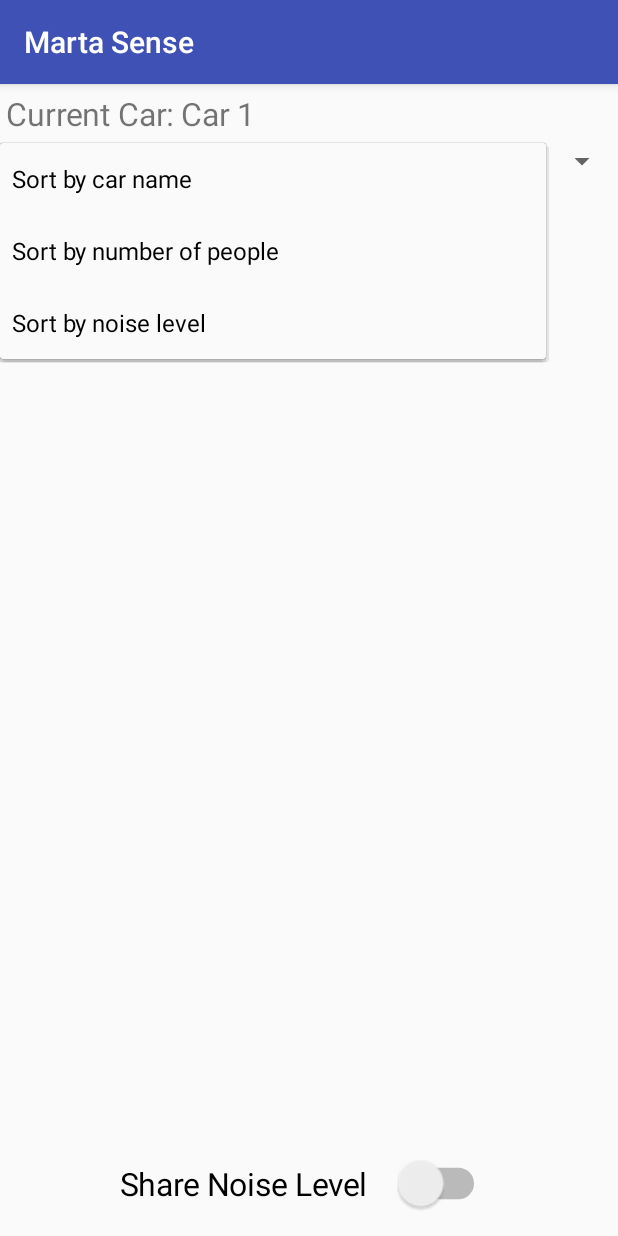
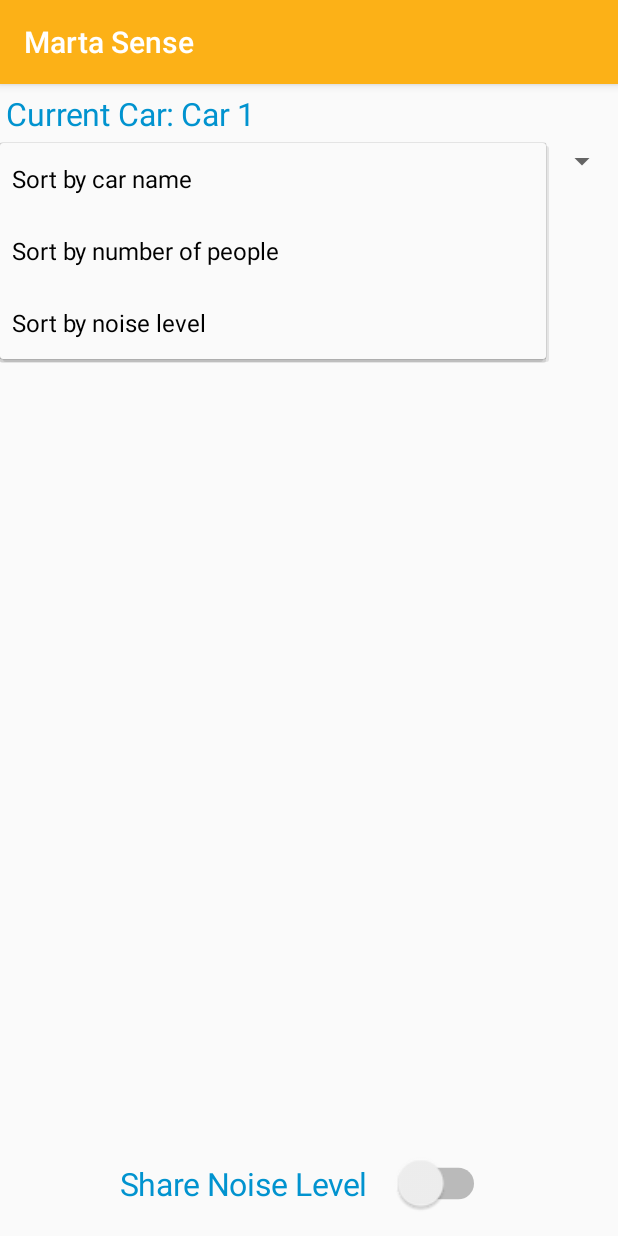
Before and after one commit to jcelliott17/marta-sense, an Android app: the screen it shows after launch (HomeActivity), after a tap on "Sort by car name", on a phone screen of 412 x 824 dp. Run offline under Robolectric (Android 15) with nearby library versions, the phone set to English and light mode, and no system bars; our stand-ins replace Firebase (no records; nobody signed in at launch, a user with empty details on screens opened directly).

Commit message:
Colors in home activity

```diff
--- a/android/MartaSense/app/src/main/java/com/example/debandjackie/martasense/HomeActivity.java
+++ b/android/MartaSense/app/src/main/java/com/example/debandjackie/martasense/HomeActivity.java
@@ -159,6 +159,7 @@ public class HomeActivity extends AppCompatActivity {
         sortTextMap.put(sortTextArray[0], SortCriteria.NAME);
         sortTextMap.put(sortTextArray[1], SortCriteria.NUM_PEOPLE);
         sortTextMap.put(sortTextArray[2], SortCriteria.NOISE_LEVEL);
+
         ArrayAdapter<CharSequence> spinnerAdapter = ArrayAdapter.createFromResource(this, R.array.sort_by_array, android.R.layout.simple_spinner_item);
         spinnerAdapter.setDropDownViewResource(android.R.layout.simple_spinner_dropdown_item);
         sortBySpinner.setAdapter(spinnerAdapter);
@@ -201,7 +202,7 @@ public class HomeActivity extends AppCompatActivity {
         runOnUiThread(new Runnable() {
             @Override
             public void run() {
-                shareNoiseLevelSwitch.setText(amplitude > 0 ? amplitude + " decibels - " + Car.getNoiseLevelDescription((long) amplitude) : "Sharing Noise Level...");
+                shareNoiseLevelSwitch.setText(amplitude > 0 ? amplitude + " - " + Car.getNoiseLevelDescription((long) amplitude) : "Sharing Noise Level...");
             }
         });
     }
--- a/android/MartaSense/app/src/main/res/layout/activity_home.xml
+++ b/android/MartaSense/app/src/main/res/layout/activity_home.xml
@@ -12,41 +12,43 @@
         app:layout_constraintBottom_toBottomOf="parent"
         app:layout_constraintLeft_toLeftOf="parent"
         app:layout_constraintRight_toRightOf="parent"
-        app:layout_constraintTop_toTopOf="parent" >
+        app:layout_constraintTop_toTopOf="parent">
 
 
         <TextView
+            android:id="@+id/current_car_text_view"
             android:layout_width="wrap_content"
             android:layout_height="wrap_content"
-            android:id="@+id/current_car_text_view"
-            android:text="Current car:"
+            android:layout_alignParentLeft="true"
+            android:layout_alignParentStart="true"
+            android:layout_alignParentTop="true"
+            android:paddingBottom="10dp"
+            android:paddingLeft="25dp"
+            android:paddingTop="10dp"
             android:scaleX="1.5"
             android:scaleY="1.5"
-            android:paddingTop="10dp"
-            android:paddingBottom="10dp"
-            android:paddingLeft="25dp"
-            android:layout_alignParentTop="true"
-            android:layout_alignParentLeft="true"
-            android:layout_alignParentStart="true" />
+            android:text="Current car:"
+            android:textColor="#0193cf" />
 
         <Spinner
+            android:id="@+id/sort_by_spinner"
             android:layout_width="fill_parent"
             android:layout_height="wrap_content"
-            android:id="@+id/sort_by_spinner"
             android:layout_below="@id/current_car_text_view"
-            ></Spinner>
+            android:textColor="#0193cf"></Spinner>
 
         <ListView
             android:id="@+id/car_list_view"
             android:layout_width="match_parent"
             android:layout_height="wrap_content"
-            android:layout_below="@+id/sort_by_spinner"
-            android:layout_above="@+id/share_noise_level_switch"></ListView>
+            android:layout_above="@+id/share_noise_level_switch"
+            android:layout_below="@+id/sort_by_spinner"></ListView>
 
         <Switch
             android:id="@+id/share_noise_level_switch"
             android:layout_width="wrap_content"
             android:layout_height="wrap_content"
+            android:layout_alignParentBottom="true"
             android:layout_centerHorizontal="true"
             android:padding="25dp"
             android:scaleX="1.5"
@@ -54,7 +56,7 @@
             android:switchPadding="10dp"
             android:text="Share Noise Level"
             android:thumbTextPadding="40dp"
-            android:layout_alignParentBottom="true"/>
+            android:textColor="#0193cf"/>
 
     </RelativeLayout>
 
--- a/android/MartaSense/app/src/main/res/values/styles.xml
+++ b/android/MartaSense/app/src/main/res/values/styles.xml
@@ -3,9 +3,9 @@
     <!-- Base application theme. -->
     <style name="AppTheme" parent="Theme.AppCompat.Light.DarkActionBar">
         <!-- Customize your theme here. -->
-        <item name="colorPrimary">@color/colorPrimary</item>
+        <item name="colorPrimary">#fcb117</item>
         <item name="colorPrimaryDark">@color/colorPrimaryDark</item>
-        <item name="colorAccent">@color/colorAccent</item>
+        <item name="colorAccent">#f37521</item>
     </style>
 
 </resources>
```
